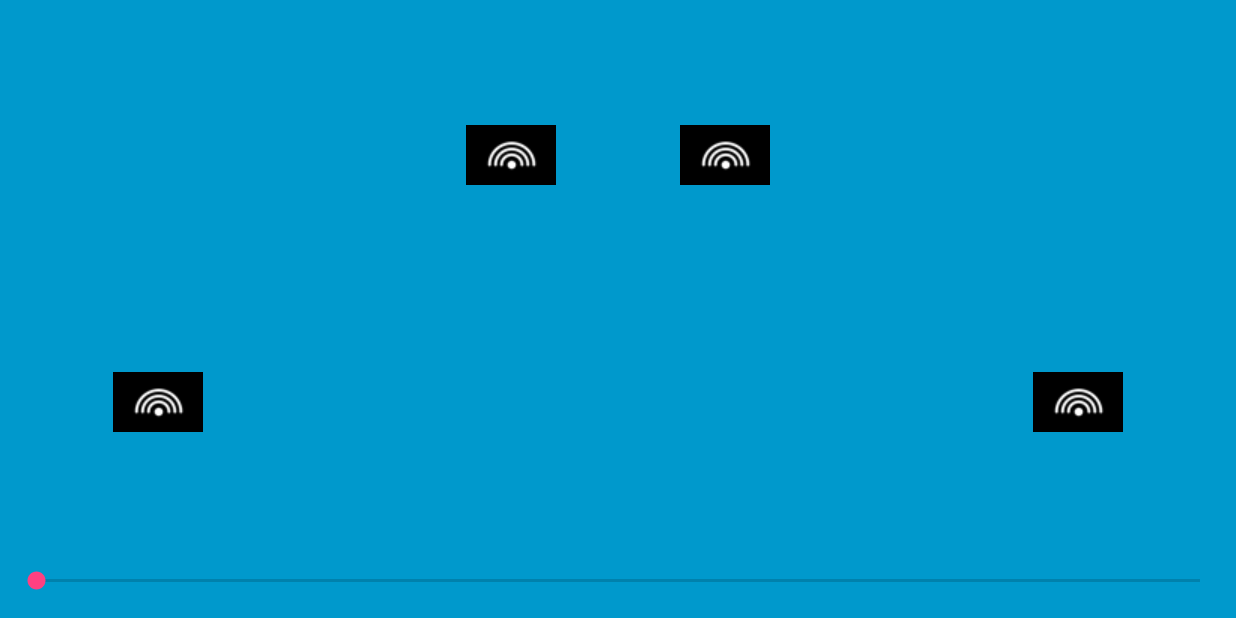
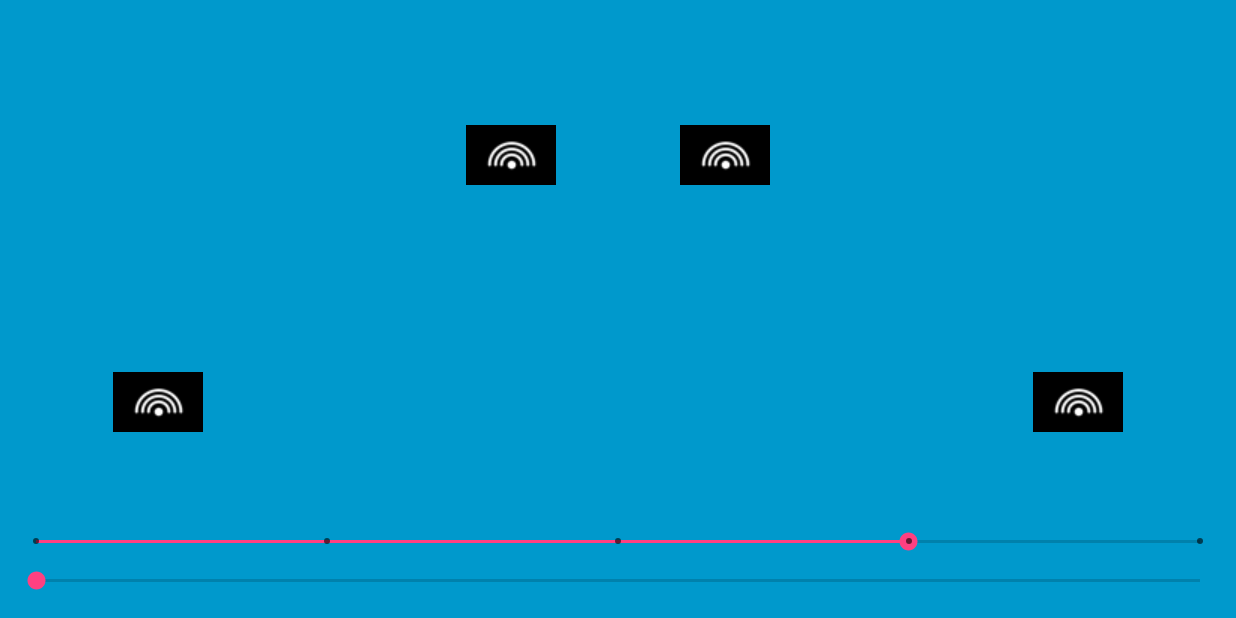
Before and after one commit to jbloit/android_responsiveLayout_testApp, an Android app: the screen it shows after launch (FullscreenActivity), on a phone screen of 824 x 412 dp (held sideways). Run offline under Robolectric (Android 15) with nearby library versions, the phone set to English and light mode, and no system bars.

Commit message:
Step-slider sets images visibility.

```diff
--- a/app/src/main/java/com/jbloit/reactivelayouttestapp/FullscreenActivity.kt
+++ b/app/src/main/java/com/jbloit/reactivelayouttestapp/FullscreenActivity.kt
@@ -5,6 +5,7 @@ import android.os.Bundle
 import android.os.Handler
 import android.util.Log
 import android.view.View
+import android.widget.ImageView
 import android.widget.SeekBar
 import kotlinx.android.synthetic.main.activity_fullscreen.*
 
@@ -15,18 +16,41 @@ import kotlinx.android.synthetic.main.activity_fullscreen.*
 class FullscreenActivity : AppCompatActivity(), SeekBar.OnSeekBarChangeListener {
 
     val TAG = "FULLSCREEN"
+
+    private var imageViews: ArrayList<ImageView> = ArrayList()
+
     override fun onCreate(savedInstanceState: Bundle?) {
         super.onCreate(savedInstanceState)
 
         setContentView(R.layout.activity_fullscreen)
 
         seekBar_verticalMargin.setOnSeekBarChangeListener(this)
+        seekBar_imageCount.setOnSeekBarChangeListener(this)
+
+        imageViews.add(img1)
+        imageViews.add(img2)
+        imageViews.add(img3)
+        imageViews.add(img4)
+
 
     }
 
     override fun onProgressChanged(seekBar: SeekBar?, progress: Int, fromUser: Boolean) {
 
-        guideline_margin1.setGuidelinePercent(progress.toFloat() / 100)
+        when (seekBar) {
+            seekBar_verticalMargin -> {
+                guideline_margin1.setGuidelinePercent(progress.toFloat() / 100)
+            }
+            seekBar_imageCount -> {
+                for (i in 0..3){
+                    imageViews[i].visibility = ImageView.GONE
+                }
+                for (i in 1..progress){
+                    Log.d(TAG, "progress : $i")
+                    imageViews[i-1]?.visibility = ImageView.VISIBLE
+                }
+            }
+        }
     }
 
     override fun onStartTrackingTouch(seekBar: SeekBar?) {
--- a/app/src/main/res/layout/activity_fullscreen.xml
+++ b/app/src/main/res/layout/activity_fullscreen.xml
@@ -133,6 +133,20 @@
         app:layout_constraintHorizontal_bias="0.22"
         app:layout_constraintStart_toStartOf="parent" />
 
+    <SeekBar
+        android:id="@+id/seekBar_imageCount"
+        style="@style/Widget.AppCompat.SeekBar.Discrete"
+        android:layout_width="0dp"
+        android:layout_height="wrap_content"
+        android:layout_marginBottom="8dp"
+        android:layout_marginEnd="8dp"
+        android:layout_marginStart="8dp"
+        android:max="4"
+        android:progress="3"
+        app:layout_constraintBottom_toTopOf="@+id/seekBar_verticalMargin"
+        app:layout_constraintEnd_toEndOf="parent"
+        app:layout_constraintStart_toStartOf="parent" />
+
 </android.support.constraint.ConstraintLayout>
 
 <!--</FrameLayout>-->
```
